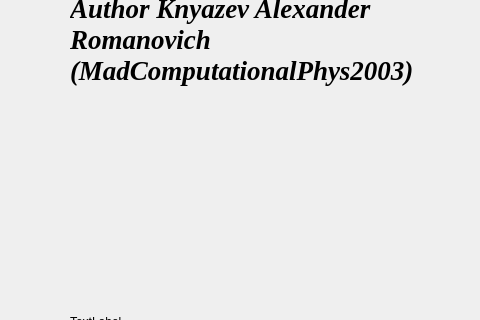
This is FaustSpin/UrFaustGUI_TEST_1/main_window_1.ui in MadComputationalPhys2003/Progect_Gonchar as Qt 5 draws it before an edit; both pictures show x 299 to 779 and y 312 to 632 of the 1135 by 886 pixel window. The edited form follows.
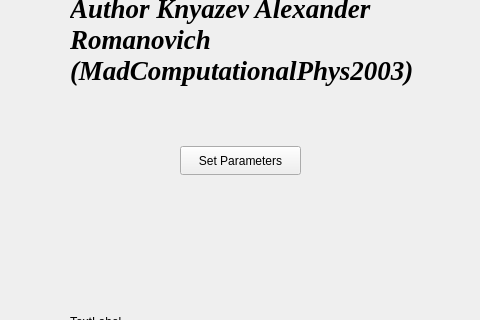
This is the edited form.

The edit to the form file:
```diff
--- a/FaustSpin/UrFaustGUI_TEST_1/main_window_1.ui
+++ b/FaustSpin/UrFaustGUI_TEST_1/main_window_1.ui
@@ -130,6 +130,19 @@
         <string>TextLabel</string>
        </property>
       </widget>
+      <widget class="QPushButton" name="setParametersButton">
+       <property name="geometry">
+        <rect>
+         <x>470</x>
+         <y>430</y>
+         <width>121</width>
+         <height>29</height>
+        </rect>
+       </property>
+       <property name="text">
+        <string>Set Parameters</string>
+       </property>
+      </widget>
      </widget>
     </item>
    </layout>
```
